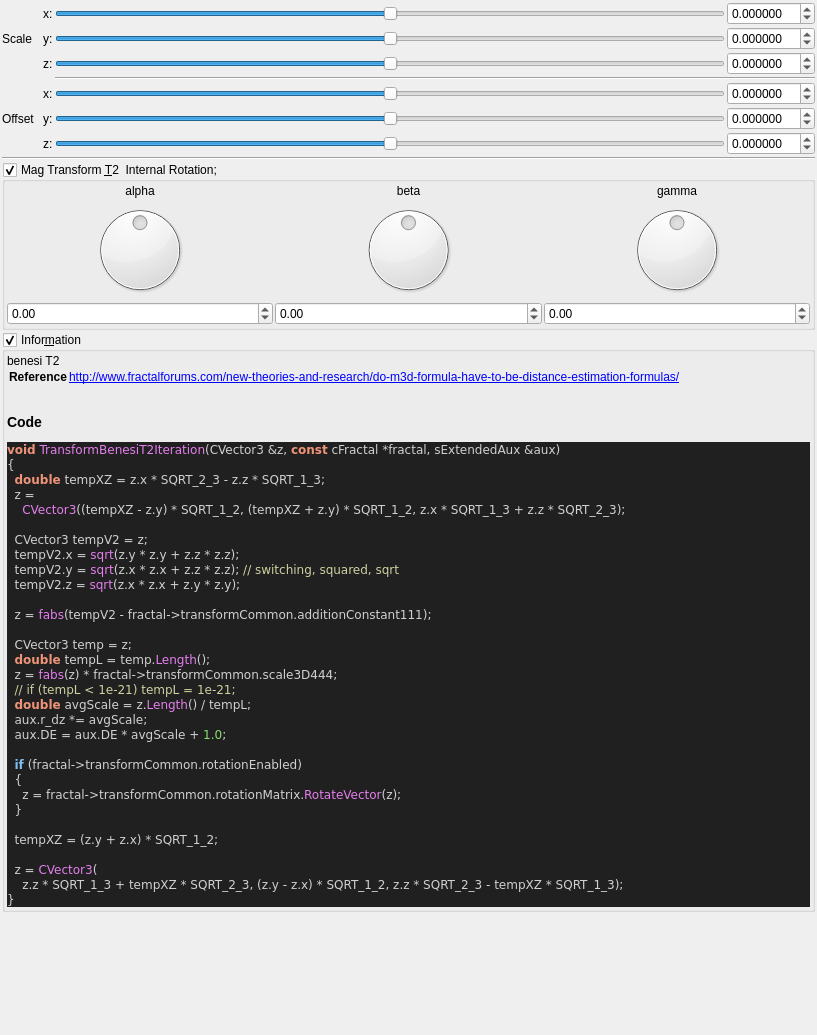
Qt form mandelbulber2/qt_data/fractal_transf_benesi_T2.ui (buddhi1980/mandelbulber2) before a commit.
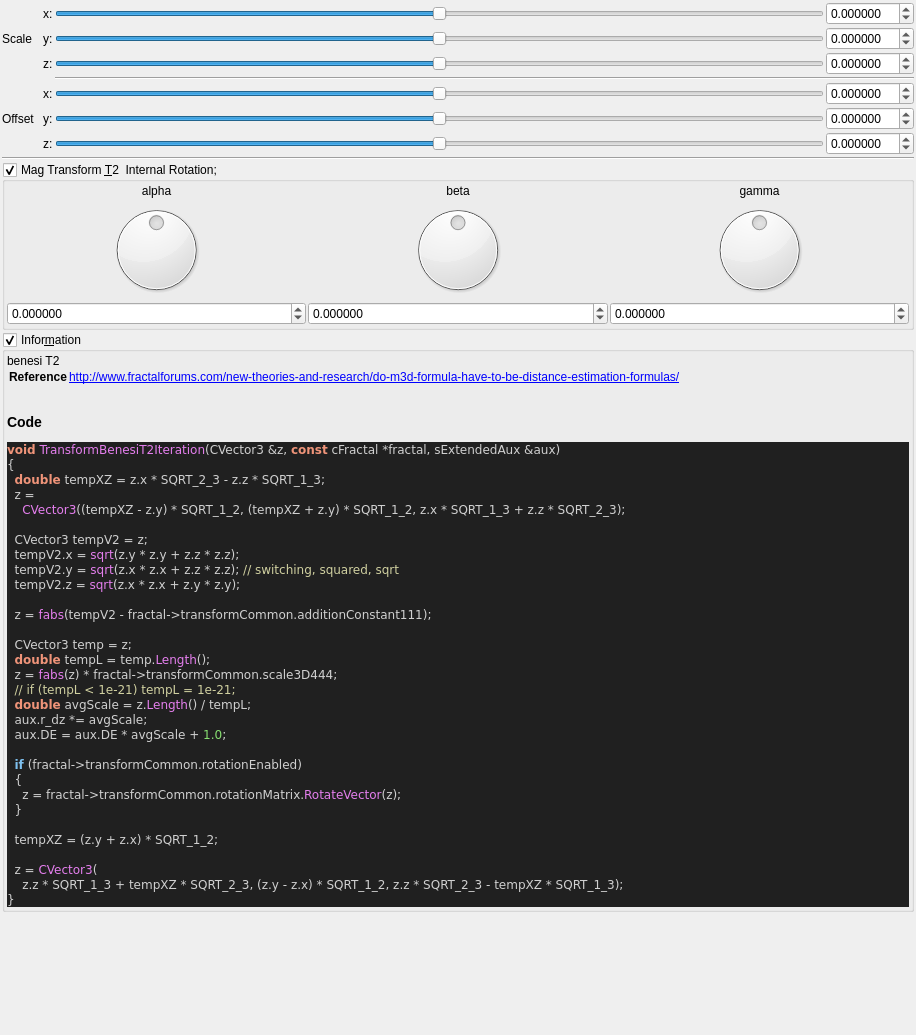
The same form after that commit. Custom widgets are drawn as their Qt base class.

```diff
--- a/mandelbulber2/qt_data/fractal_transf_benesi_T2.ui
+++ b/mandelbulber2/qt_data/fractal_transf_benesi_T2.ui
@@ -6,7 +6,7 @@
    <rect>
     <x>0</x>
     <y>0</y>
-    <width>817</width>
+    <width>916</width>
     <height>1035</height>
    </rect>
   </property>
@@ -506,7 +506,7 @@
            <string/>
           </property>
           <property name="decimals">
-           <number>2</number>
+           <number>6</number>
           </property>
           <property name="minimum">
            <double>-180.000000000000000</double>
@@ -547,7 +547,7 @@
            <string/>
           </property>
           <property name="decimals">
-           <number>2</number>
+           <number>6</number>
           </property>
           <property name="minimum">
            <double>-180.000000000000000</double>
@@ -575,7 +575,7 @@
            <string/>
           </property>
           <property name="decimals">
-           <number>2</number>
+           <number>6</number>
           </property>
           <property name="minimum">
            <double>-180.000000000000000</double>
```
